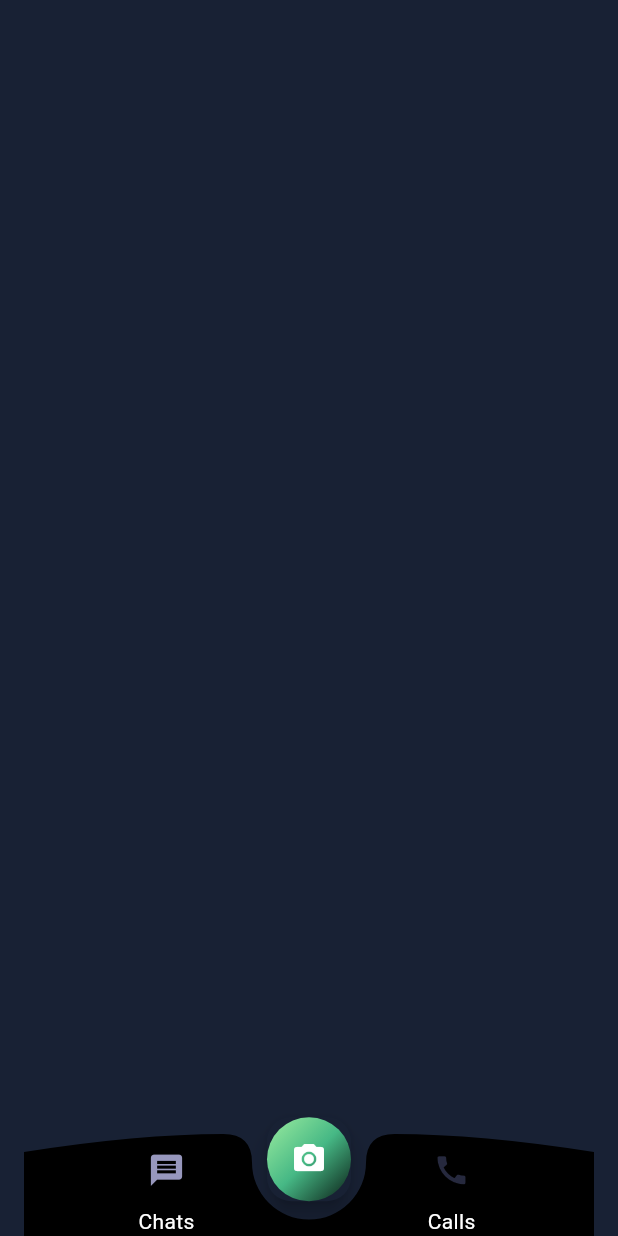
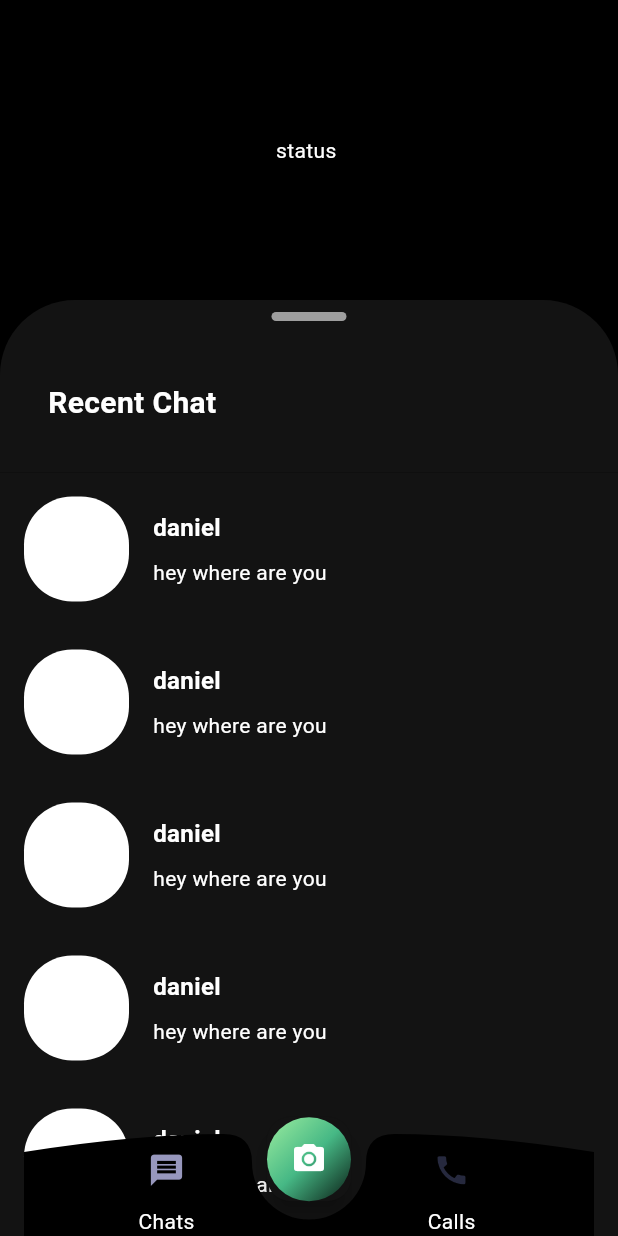
Before and after one commit to rim4j/whats_app_clone, a Flutter app: the screen it shows after launch, on a phone screen of 412 x 824 dp. Run offline on Flutter 3.47's test engine with Material 3 defaults, Android fonts, the phone set to English and light mode, and no system bars; our stand-ins replace flutter_bloc, google_fonts, lottie.

Commit message:
create chat page ui

```diff
--- /dev/null
+++ b/lib/common/constants/dimens.dart
@@ -0,0 +1,8 @@
+class Dimens {
+  Dimens._();
+  static const double small = 8.0;
+  static const double medium = 16.0;
+  static const double large = 32.0;
+  static const double xLarge = 64.0;
+  static const double xxLarge = 150.0;
+}
--- a/lib/common/widgets/main_wrapper.dart
+++ b/lib/common/widgets/main_wrapper.dart
@@ -2,6 +2,7 @@ import 'package:flutter/material.dart';
 import 'package:flutter_bloc/flutter_bloc.dart';
 import 'package:whats_app_clone/common/bloc/bottom_nav.dart';
 import 'package:whats_app_clone/common/widgets/bottom_nav.dart';
+import 'package:whats_app_clone/features/home/presentation/pages/chats_page.dart';
 
 class MainWrapper extends StatelessWidget {
   const MainWrapper({super.key});
@@ -12,7 +13,7 @@ class MainWrapper extends StatelessWidget {
     final PageController pageController = PageController();
 
     List<Widget> pages = [
-      const ChatPage(),
+      const ChatsPage(),
       const StatusPage(),
       const CallsPage(),
     ];
--- a/lib/config/theme/app_colors.dart
+++ b/lib/config/theme/app_colors.dart
@@ -16,7 +16,7 @@ class AppColorsLight {
 class AppColorsDark {
   static const Color primary = Color(0xFF26293E);
   static const Color secondary = Color(0xFF43a2fa);
-  static const Color backGround = Color(0xFF182134);
+  static const Color backGround = Color(0xFF131313);
   static const Color grey = Color(0xFF9797BD);
   static const dark = Colors.black;
 }
--- /dev/null
+++ b/lib/features/home/presentation/pages/chats_page.dart
@@ -0,0 +1,105 @@
+import 'package:flutter/material.dart';
+import 'package:whats_app_clone/common/constants/dimens.dart';
+import 'package:whats_app_clone/config/theme/app_styles.dart';
+
+class ChatsPage extends StatelessWidget {
+  const ChatsPage({super.key});
+
+  @override
+  Widget build(BuildContext context) {
+    final ColorScheme colorScheme = Theme.of(context).colorScheme;
+    final Size size = MediaQuery.of(context).size;
+
+    return Scaffold(
+      backgroundColor: Colors.black,
+      body: Column(
+        children: [
+          Container(
+            width: size.width,
+            height: 200,
+            color: Colors.black,
+            child: const Center(
+              child: Text("status "),
+            ),
+          ),
+          Container(
+            decoration: BoxDecoration(
+              color: colorScheme.background,
+              borderRadius: BorderRadius.only(
+                topLeft: Radius.circular(50),
+                topRight: Radius.circular(50),
+              ),
+            ),
+            child: Column(
+              children: [
+                Padding(
+                  padding: const EdgeInsets.all(Dimens.small),
+                  child: Container(
+                    width: 50,
+                    height: 6,
+                    decoration: BoxDecoration(
+                      color: Colors.grey,
+                      borderRadius: BorderRadius.circular(50),
+                    ),
+                  ),
+                ),
+                Padding(
+                  padding: const EdgeInsets.all(Dimens.large),
+                  child: Align(
+                    alignment: Alignment.centerLeft,
+                    child: Text(
+                      "Recent Chat",
+                      style: robotoBold.copyWith(fontSize: 20),
+                    ),
+                  ),
+                ),
+              ],
+            ),
+          ),
+          Expanded(
+            child: Container(
+              color: colorScheme.background,
+              child: ListView.builder(
+                padding: EdgeInsets.zero,
+                itemCount: 20,
+                physics: const BouncingScrollPhysics(),
+                itemBuilder: (context, index) {
+                  return InkWell(
+                    onTap: () {
+                      print("single chat page");
+                    },
+                    child: Padding(
+                      padding: const EdgeInsets.all(Dimens.medium),
+                      child: Row(
+                        children: [
+                          Container(
+                            width: 70,
+                            height: 70,
+                            decoration: BoxDecoration(
+                              color: Colors.white,
+                              borderRadius: BorderRadius.circular(32),
+                            ),
+                          ),
+                          const SizedBox(width: Dimens.medium),
+                          Column(
+                            crossAxisAlignment: CrossAxisAlignment.start,
+                            children: [
+                              Text("daniel",
+                                  style: robotoBold.copyWith(fontSize: 16)),
+                              const SizedBox(height: Dimens.small),
+                              Text("hey where are you", style: robotoRegular),
+                            ],
+                          )
+                        ],
+                      ),
+                    ),
+                  );
+                },
+              ),
+            ),
+          ),
+        ],
+      ),
+    );
+  }
+}
```
